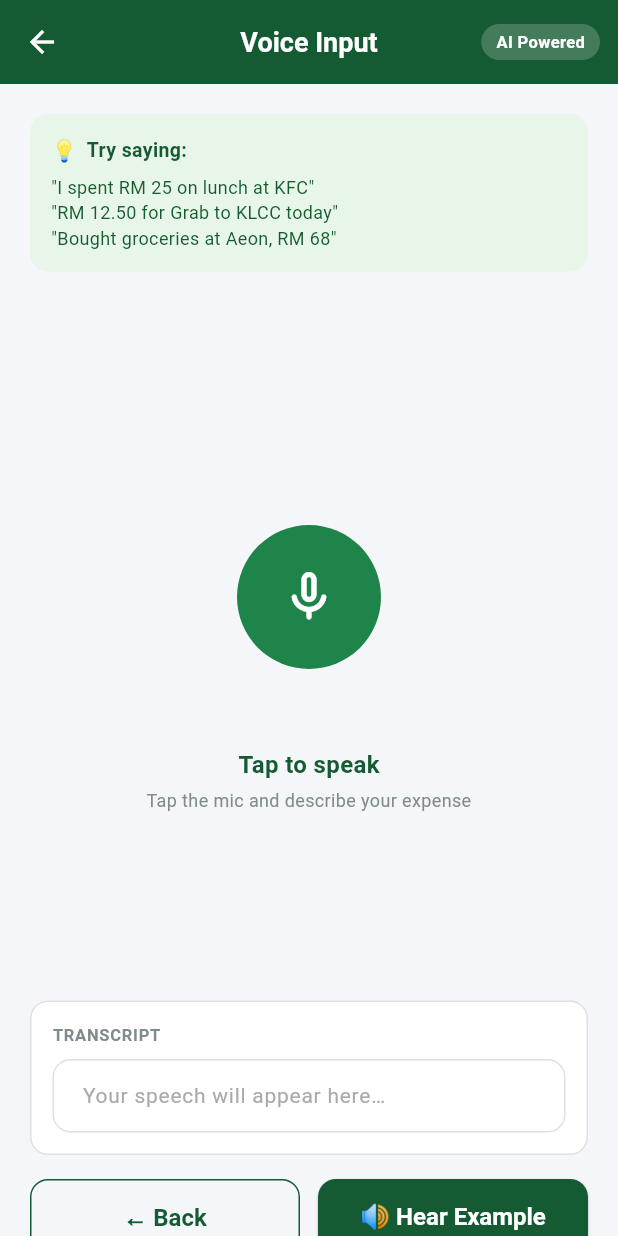
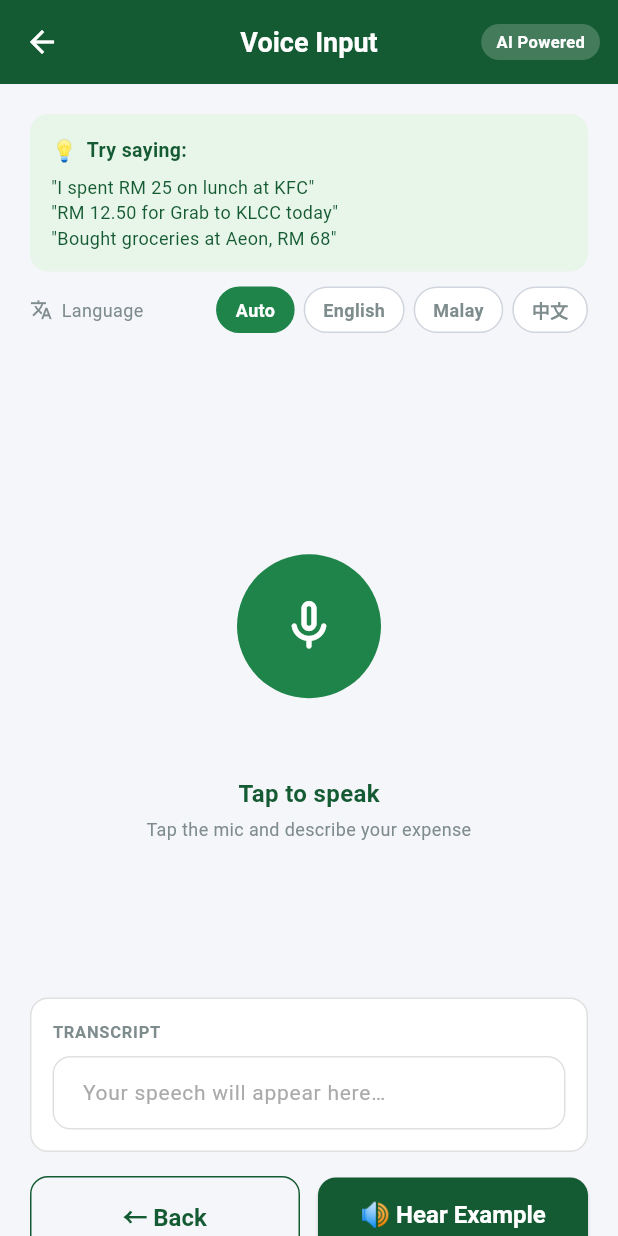
Before and after one commit to Wx926/Smartspend, a Flutter app: the VoiceInputScreen screen opened directly, on a phone screen of 412 x 824 dp. Run offline on Flutter 3.47's test engine with Material 3 defaults, Android fonts, the phone set to English and light mode, and no system bars; our stand-ins replace file_picker, fl_chart, flutter_dotenv, flutter_local_notifications, flutter_tts, geolocator and 5 more; missing offline and left inert: flutter_background_service, pdfx, photo_manager, record; accounts and stored records are empty.

Commit message:
Add inline language picker to the Voice Input screen
Users logging an expense in a different language than their usual one had to
detour through Profile to switch the Whisper hint. Now there's an
Auto / English / Malay / 中文 chip row right on the Voice Input screen.

- Seeded from the Profile setting, and writing back to the same storage key,
  so the two stay in sync in both directions.
- Disabled while recording/transcribing so the hint can't change under an
  in-flight request.

flutter analyze: no issues.

Co-Authored-By: Claude Sonnet 5 <noreply@anthropic.com>

```diff
--- a/lib/features/voice/screens/voice_input_screen.dart
+++ b/lib/features/voice/screens/voice_input_screen.dart
@@ -48,9 +48,26 @@ class _VoiceInputScreenState extends State<VoiceInputScreen>
   int _demoIndex = 0;
   String? _error;
 
+  /// Per-recording Whisper language hint. Seeded from the Profile setting so
+  /// it stays consistent, but editable right here so a user logging an
+  /// expense in a different language than usual doesn't have to detour
+  /// through Profile first. Changing it also writes back to storage, so the
+  /// choice sticks and Profile shows the same value.
+  String _language = 'auto';
+
+  // Same list/labels as the Profile screen's picker (FR 5.3). Short labels so
+  // all four fit on one row without wrapping on a narrow phone.
+  static const _languages = <String, String>{
+    'auto': 'Auto',
+    'en': 'English',
+    'ms': 'Malay',
+    'zh': '中文',
+  };
+
   @override
   void initState() {
     super.initState();
+    _language = LocalStorageService.instance.voiceInputLanguage;
     _pulseCtrl = AnimationController(
       vsync: this,
       duration: const Duration(seconds: 2),
@@ -138,7 +155,7 @@ class _VoiceInputScreenState extends State<VoiceInputScreen>
     try {
       final transcript = await VoiceApiService.instance.transcribeAudio(
         File(path),
-        language: LocalStorageService.instance.voiceInputLanguage,
+        language: _language,
       );
       if (!mounted) return;
       setState(() => _transcriptCtrl.text = transcript);
@@ -286,6 +303,8 @@ class _VoiceInputScreenState extends State<VoiceInputScreen>
                 child: Column(
                   children: [
                     _tipCard(),
+                    const SizedBox(height: 10),
+                    _languageSelector(),
                     const SizedBox(height: 12),
                     if (_error != null) _errorBanner(),
                     const Spacer(),
@@ -327,6 +346,66 @@ class _VoiceInputScreenState extends State<VoiceInputScreen>
                 ),
               ),
             ),
+          ),
+        ),
+      ),
+    );
+  }
+
+  /// Inline language picker — mirrors the Profile setting but saves a detour
+  /// there when logging an expense in a different language than usual.
+  /// Disabled mid-recording/transcription so the hint can't change out from
+  /// under an in-flight request.
+  Widget _languageSelector() {
+    return Row(
+      children: [
+        const Icon(Icons.translate, size: 15, color: AppColors.textSecondary),
+        const SizedBox(width: 6),
+        const Text(
+          'Language',
+          style: TextStyle(fontSize: 12, color: AppColors.textSecondary),
+        ),
+        const SizedBox(width: 8),
+        Expanded(
+          child: Wrap(
+            alignment: WrapAlignment.end,
+            spacing: 6,
+            runSpacing: 6,
+            children: [
+              for (final entry in _languages.entries)
+                _langChip(entry.key, entry.value),
+            ],
+          ),
+        ),
+      ],
+    );
+  }
+
+  Widget _langChip(String code, String label) {
+    final selected = _language == code;
+    return GestureDetector(
+      onTap: _busy
+          ? null
+          : () {
+              setState(() => _language = code);
+              // Persist so the choice sticks and Profile reflects it too.
+              LocalStorageService.instance.setVoiceInputLanguage(code);
+            },
+      child: Container(
+        padding: const EdgeInsets.symmetric(horizontal: 12, vertical: 6),
+        decoration: BoxDecoration(
+          color: selected ? AppColors.primary : Colors.white,
+          borderRadius: BorderRadius.circular(16),
+          border: Border.all(
+            color: selected ? AppColors.primary : const Color(0xFFD0D5DD),
+          ),
+        ),
+        child: Text(
+          label,
+          style: TextStyle(
+            fontSize: 12,
+            fontWeight: FontWeight.w600,
+            color: selected ? Colors.white : AppColors.textSecondary,
           ),
         ),
       ),
```
